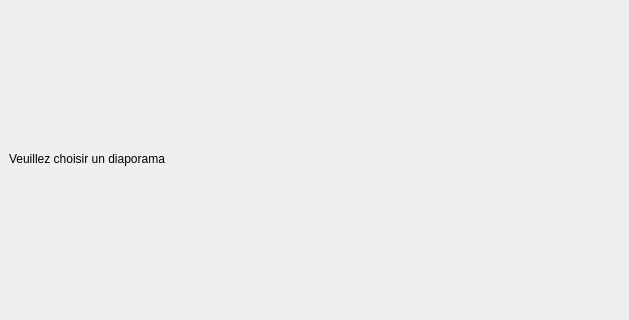
jvlatrille/LecteurDiaporama, file v5MVP_CLEMENCEAU_MASSON_VINET_TP4/code/lecteurvue.ui: the form before one commit; both pictures show x 0 to 629 and y 164 to 484 of the 800 by 600 pixel window.
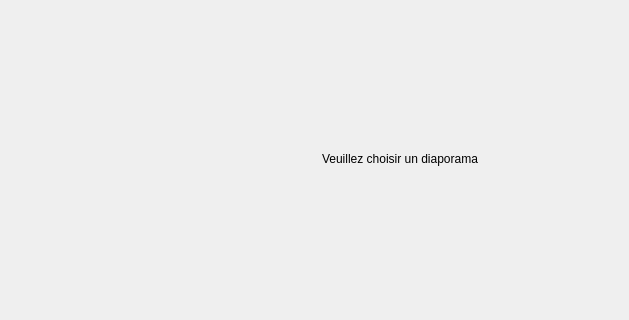
The form after the commit.

```diff
--- a/v5MVP_CLEMENCEAU_MASSON_VINET_TP4/code/lecteurvue.ui
+++ b/v5MVP_CLEMENCEAU_MASSON_VINET_TP4/code/lecteurvue.ui
@@ -57,6 +57,9 @@
         <property name="text">
          <string>Veuillez choisir un diaporama</string>
         </property>
+        <property name="alignment">
+         <set>Qt::AlignCenter</set>
+        </property>
        </widget>
       </item>
       <item>
```
